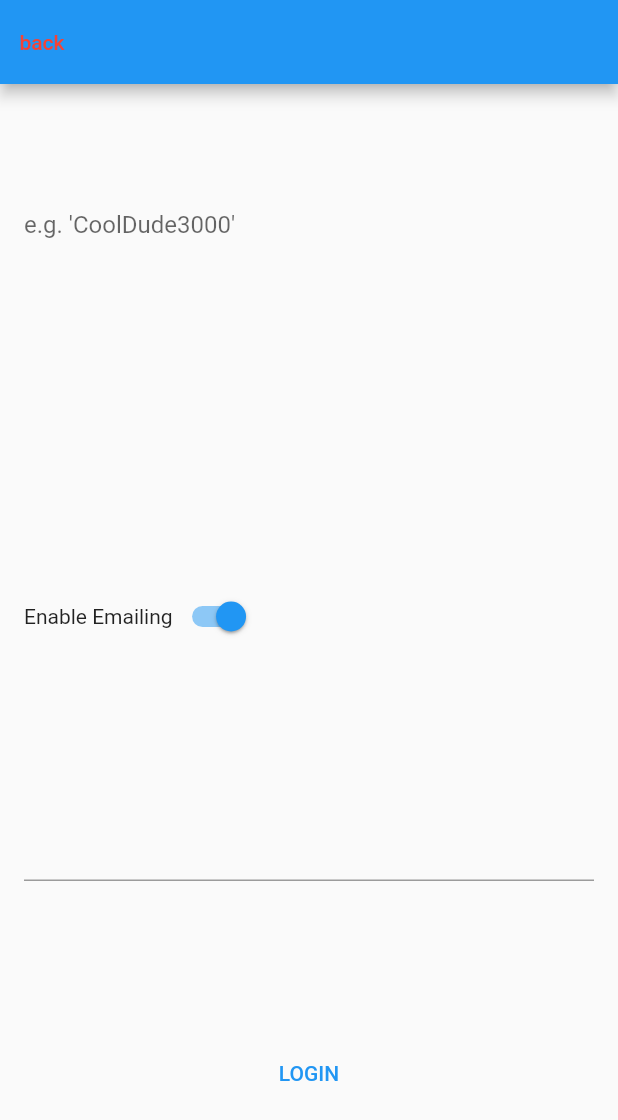
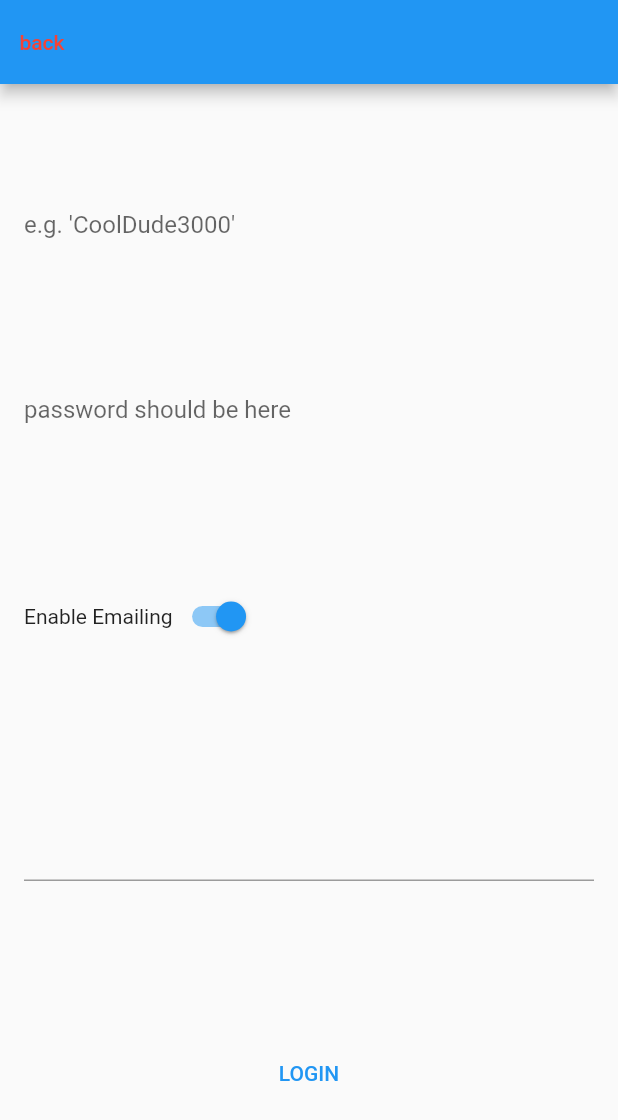
Before and after one commit to RomanKapshuk/Flutter-bloc-style-sample, a Flutter app: the screen it shows after launch, after a tap on "Tap to login", on a phone screen of 412 x 824 dp. Shown: the top 1120 px of the screen. Run offline on Flutter 3.47's test engine with Material 2 defaults, Android fonts, the phone set to English and light mode, and no system bars; our stand-ins replace flutter_bloc.

Commit message:
Add password hint

```diff
--- a/lib/cheat_sheet/login_screen/login_screen.dart
+++ b/lib/cheat_sheet/login_screen/login_screen.dart
@@ -22,8 +22,8 @@ void navigateToLoginScreen(BuildContext context) {
 class LoginScreenData {
   bool isEmailingEnabled = true;
 
-  final loginFieldData = InputFieldData()..hint = 'e.g. CoolDude3000';
-  final passwordFieldData = InputFieldData();
+  final loginFieldData = InputFieldData()..hint;
+  final passwordFieldData = InputFieldData()..hint = 'password should be here';
   String greetingText = '';
 
   VerificationError? verificationError;
```
